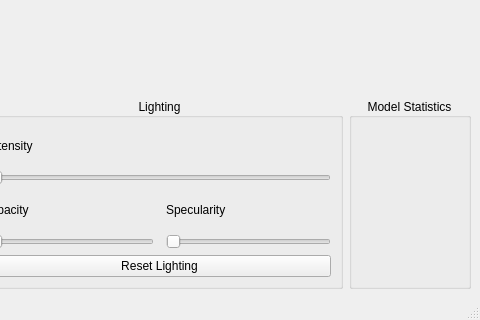
Before: the Qt Designer form lib/ModelRenderer/modelwindow.ui in KurusView/KurusView, drawn with Qt 5; both pictures show x 591 to 1071 and y 371 to 691 of the 1071 by 691 pixel window.
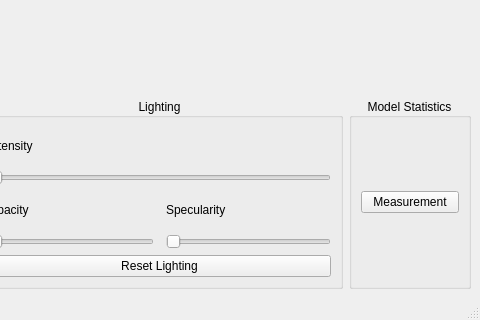
After: the same form once the commit is applied. Icons and pictures are not drawn. Custom widgets are drawn as their Qt base class.

Commit message: Add measurement Button

The edit to the form file:
```diff
--- a/lib/ModelRenderer/modelwindow.ui
+++ b/lib/ModelRenderer/modelwindow.ui
@@ -182,7 +182,15 @@
           <property name="alignment">
            <set>Qt::AlignCenter</set>
           </property>
-          <layout class="QVBoxLayout" name="verticalLayout_4"/>
+          <layout class="QVBoxLayout" name="verticalLayout_4">
+           <item>
+            <widget class="QPushButton" name="measurementButton">
+             <property name="text">
+              <string>Measurement</string>
+             </property>
+            </widget>
+           </item>
+          </layout>
          </widget>
         </item>
         <item row="0" column="6" colspan="6">
```
